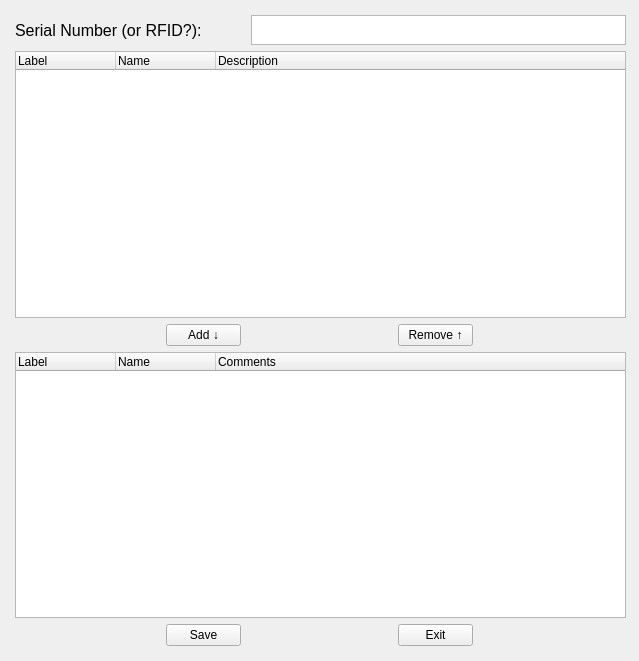
This is bin/lib/SelectionEdit.ui in adamazoulay/ITkTrackingGUI as Qt 5 draws it before an edit. The edited form follows.
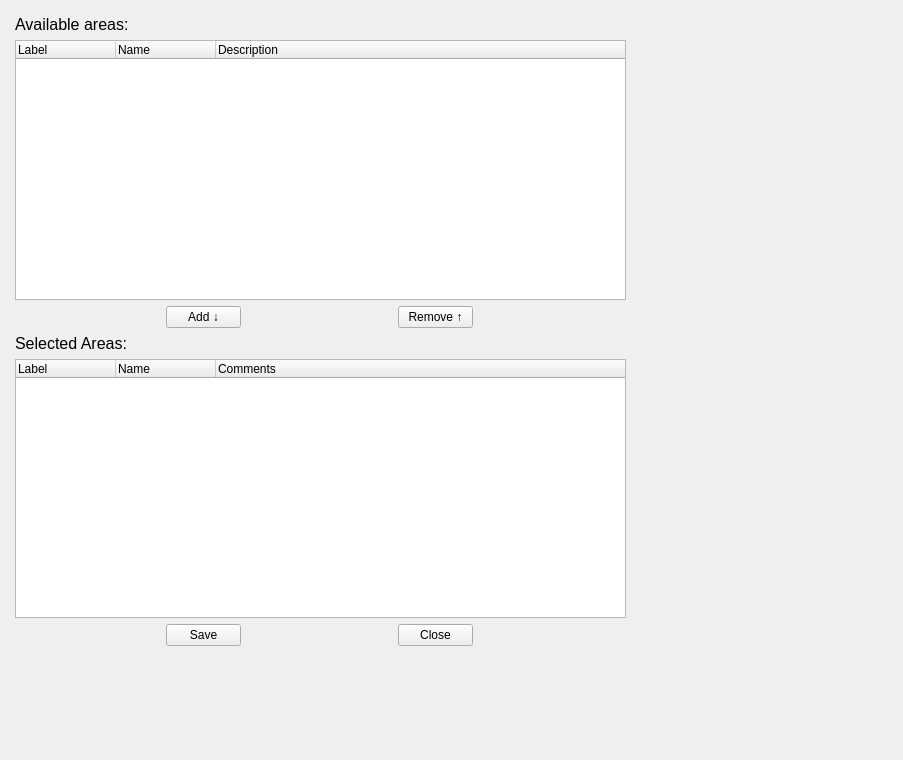
This is the edited form. Icons and pictures are not drawn.

What changed in the file:
```diff
--- a/bin/lib/SelectionEdit.ui
+++ b/bin/lib/SelectionEdit.ui
@@ -6,8 +6,8 @@
    <rect>
     <x>0</x>
     <y>0</y>
-    <width>639</width>
-    <height>661</height>
+    <width>903</width>
+    <height>760</height>
    </rect>
   </property>
   <property name="windowTitle">
@@ -39,55 +39,6 @@
     <property name="bottomMargin">
      <number>5</number>
     </property>
-    <item row="0" column="0">
-     <layout class="QHBoxLayout" name="horizontalLayout">
-      <item>
-       <widget class="QLabel" name="label">
-        <property name="minimumSize">
-         <size>
-          <width>230</width>
-          <height>30</height>
-         </size>
-        </property>
-        <property name="maximumSize">
-         <size>
-          <width>187</width>
-          <height>30</height>
-         </size>
-        </property>
-        <property name="font">
-         <font>
-          <pointsize>12</pointsize>
-         </font>
-        </property>
-        <property name="text">
-         <string>Serial Number (or RFID?):</string>
-        </property>
-       </widget>
-      </item>
-      <item>
-       <widget class="QTextEdit" name="textEdit">
-        <property name="minimumSize">
-         <size>
-          <width>0</width>
-          <height>30</height>
-         </size>
-        </property>
-        <property name="maximumSize">
-         <size>
-          <width>6666667</width>
-          <height>30</height>
-         </size>
-        </property>
-        <property name="font">
-         <font>
-          <pointsize>12</pointsize>
-         </font>
-        </property>
-       </widget>
-      </item>
-     </layout>
-    </item>
     <item row="1" column="0">
      <widget class="QTreeWidget" name="elementTree">
       <property name="minimumSize">
@@ -167,7 +118,7 @@
       </item>
      </layout>
     </item>
-    <item row="3" column="0">
+    <item row="4" column="0">
      <widget class="QTreeWidget" name="selectedTree">
       <property name="minimumSize">
        <size>
@@ -201,7 +152,7 @@
       </column>
      </widget>
     </item>
-    <item row="4" column="0">
+    <item row="5" column="0">
      <layout class="QHBoxLayout" name="horizontalLayout_3">
       <property name="topMargin">
        <number>0</number>
@@ -228,12 +179,36 @@
          </size>
         </property>
         <property name="text">
-         <string>Exit</string>
+         <string>Close</string>
         </property>
        </widget>
       </item>
      </layout>
     </item>
+    <item row="0" column="0">
+     <widget class="QLabel" name="label">
+      <property name="font">
+       <font>
+        <pointsize>12</pointsize>
+       </font>
+      </property>
+      <property name="text">
+       <string>Available areas:</string>
+      </property>
+     </widget>
+    </item>
+    <item row="3" column="0">
+     <widget class="QLabel" name="label_2">
+      <property name="font">
+       <font>
+        <pointsize>12</pointsize>
+       </font>
+      </property>
+      <property name="text">
+       <string>Selected Areas:</string>
+      </property>
+     </widget>
+    </item>
    </layout>
   </widget>
  </widget>
```
Left out of the diff: 2 changed lines with no effect on the pictures.
